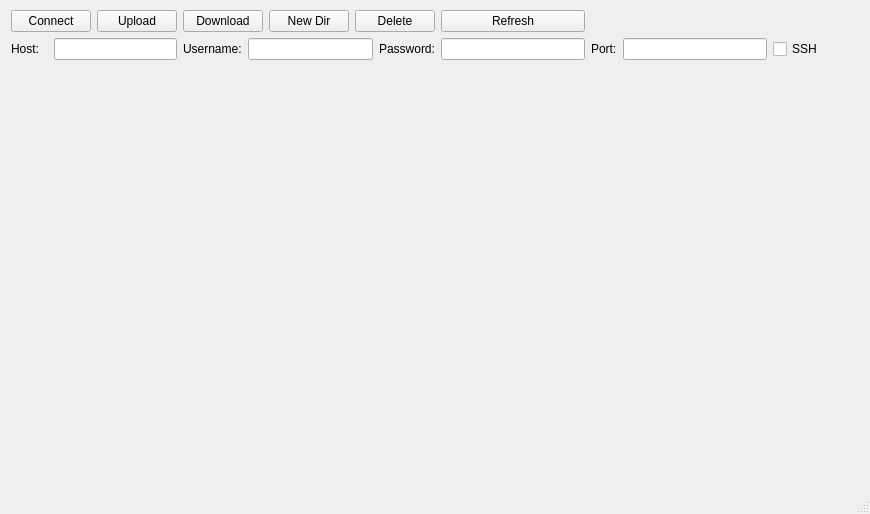
Before: the Qt Designer form mainwindow.ui in ChuckM2196/python-ftp, drawn with Qt 5.
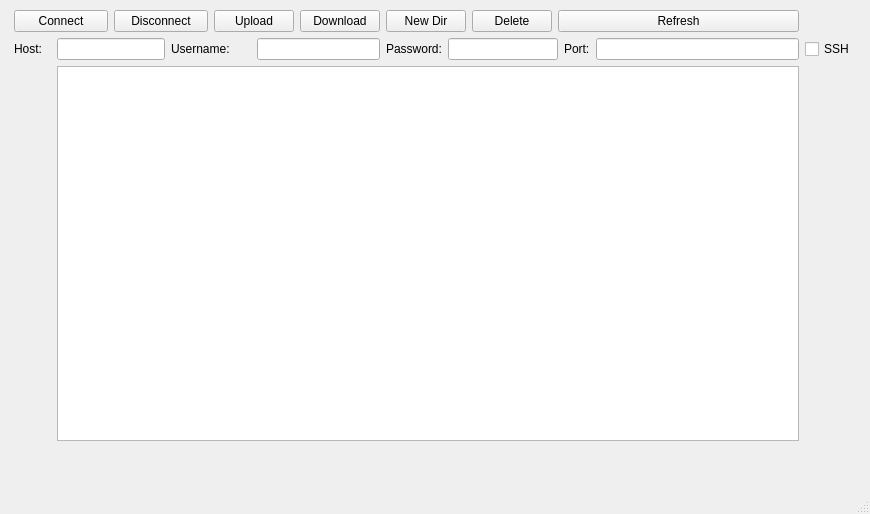
After: the same form once the commit is applied. Icons and pictures are not drawn.

Diff of the .ui file:
```diff
--- a/mainwindow.ui
+++ b/mainwindow.ui
@@ -17,10 +17,10 @@
    <widget class="QWidget" name="">
     <property name="geometry">
      <rect>
-      <x>11</x>
+      <x>14</x>
       <y>10</y>
-      <width>812</width>
-      <height>451</height>
+      <width>841</width>
+      <height>431</height>
      </rect>
     </property>
     <layout class="QGridLayout" name="gridLayout">
@@ -35,7 +35,18 @@
        </property>
       </widget>
      </item>
-     <item row="0" column="2">
+     <item row="0" column="2" colspan="2">
+      <widget class="QPushButton" name="disconnectButton">
+       <property name="text">
+        <string>Disconnect</string>
+       </property>
+       <property name="icon">
+        <iconset>
+         <normaloff>../../icons/bonus/icons-24/arrow-circle.png</normaloff>../../icons/bonus/icons-24/arrow-circle.png</iconset>
+       </property>
+      </widget>
+     </item>
+     <item row="0" column="4" colspan="2">
       <widget class="QPushButton" name="UploadButton">
        <property name="text">
         <string>Upload</string>
@@ -46,7 +57,7 @@
        </property>
       </widget>
      </item>
-     <item row="0" column="3" colspan="2">
+     <item row="0" column="6">
       <widget class="QPushButton" name="downloadButton">
        <property name="text">
         <string>Download</string>
@@ -57,7 +68,7 @@
        </property>
       </widget>
      </item>
-     <item row="0" column="5">
+     <item row="0" column="7" colspan="2">
       <widget class="QPushButton" name="newdirButton">
        <property name="text">
         <string>New Dir</string>
@@ -68,7 +79,7 @@
        </property>
       </widget>
      </item>
-     <item row="0" column="6" colspan="2">
+     <item row="0" column="9">
       <widget class="QPushButton" name="deleteButton">
        <property name="text">
         <string>Delete</string>
@@ -79,7 +90,7 @@
        </property>
       </widget>
      </item>
-     <item row="0" column="8">
+     <item row="0" column="10" colspan="3">
       <widget class="QPushButton" name="refreshButton">
        <property name="text">
         <string>Refresh</string>
@@ -100,14 +111,14 @@
      <item row="1" column="1" colspan="2">
       <widget class="QLineEdit" name="hostEdit"/>
      </item>
-     <item row="1" column="3">
+     <item row="1" column="3" colspan="2">
       <widget class="QLabel" name="label_2">
        <property name="text">
         <string>Username:</string>
        </property>
       </widget>
      </item>
-     <item row="1" column="4" colspan="3">
+     <item row="1" column="5" colspan="2">
       <widget class="QLineEdit" name="usernameEdit"/>
      </item>
      <item row="1" column="7">
@@ -117,32 +128,32 @@
        </property>
       </widget>
      </item>
-     <item row="1" column="8">
+     <item row="1" column="8" colspan="3">
       <widget class="QLineEdit" name="passwordEdit">
        <property name="echoMode">
         <enum>QLineEdit::Password</enum>
        </property>
       </widget>
      </item>
-     <item row="1" column="9">
+     <item row="1" column="11">
       <widget class="QLabel" name="label_4">
        <property name="text">
         <string>Port:</string>
        </property>
       </widget>
      </item>
-     <item row="1" column="10">
+     <item row="1" column="12">
       <widget class="QLineEdit" name="portEdit"/>
      </item>
-     <item row="1" column="11">
+     <item row="1" column="13">
       <widget class="QCheckBox" name="sshBox">
        <property name="text">
         <string>SSH</string>
        </property>
       </widget>
      </item>
-     <item row="2" column="0" colspan="12">
-      <widget class="QWidget" name="infoWidget" native="true"/>
+     <item row="2" column="1" colspan="12">
+      <widget class="QPlainTextEdit" name="infoBox"/>
      </item>
     </layout>
    </widget>
```
